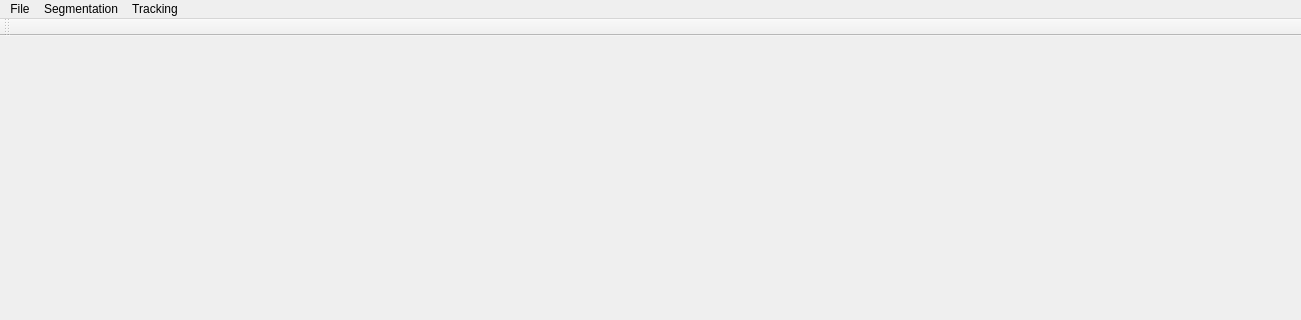
The window that resource/main_window.ui (fanxiaochen/BloomingFlowers) describes before a commit, drawn with Qt 5; both pictures show x 0 to 1301 and y 0 to 320 of the 1301 by 739 pixel window.
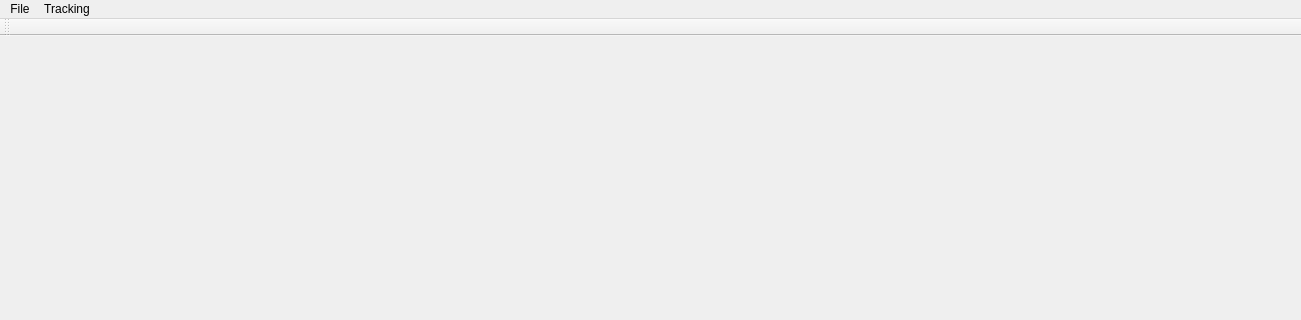
The same window after the commit.

```diff
--- a/resource/main_window.ui
+++ b/resource/main_window.ui
@@ -64,17 +64,7 @@
     <addaction name="separator"/>
     <addaction name="actionEMTracking"/>
    </widget>
-   <widget class="QMenu" name="menuSegmentation">
-    <property name="title">
-     <string>Segmentation</string>
-    </property>
-    <addaction name="actionKMeansForFlower"/>
-    <addaction name="actionKMeansForTrajectories"/>
-    <addaction name="separator"/>
-    <addaction name="actionSegmentationByTemplate"/>
-   </widget>
    <addaction name="menuFile"/>
-   <addaction name="menuSegmentation"/>
    <addaction name="menuTracking"/>
   </widget>
   <widget class="QStatusBar" name="statusBar"/>
```
Left out of the diff: 10 changed lines with no effect on the pictures.
